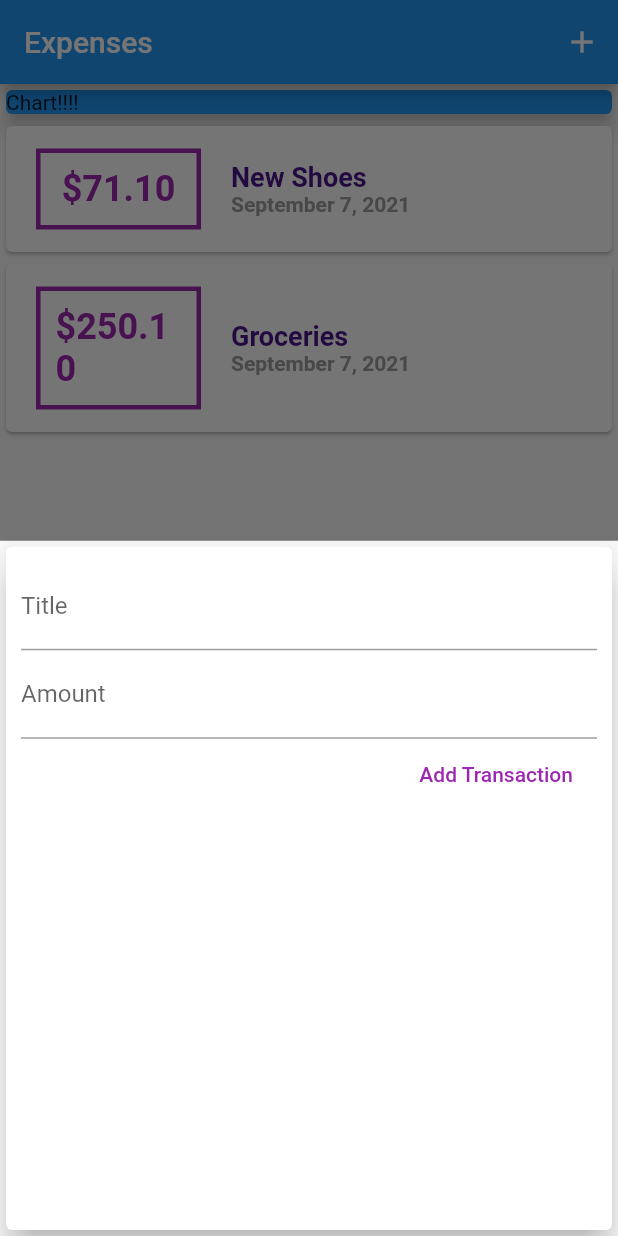
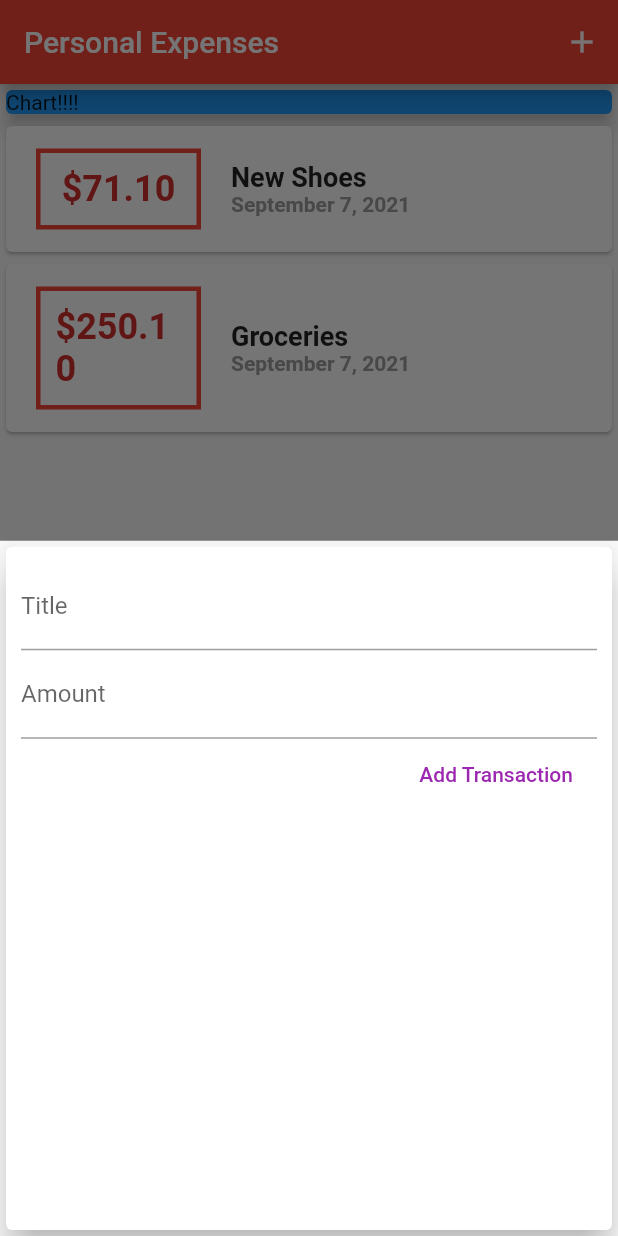
Before and after one commit to karlytoz/expenses, a Flutter app: the screen it shows after launch, after a tap on the "add" icon, on a phone screen of 412 x 824 dp. Run offline on Flutter 3.47's test engine with Material 2 defaults, Android fonts, the phone set to English and light mode, and no system bars.

Commit message:
Theme color

```diff
--- a/lib/main.dart
+++ b/lib/main.dart
@@ -13,14 +13,16 @@ class MyApp extends StatelessWidget {
   @override
   Widget build(BuildContext context) {
     return MaterialApp(
-      title: 'Flutter Demo',
+      title: 'Personal Expenses',
       theme: ThemeData(
-          // primarySwatch: Colors.blue,
-          // // This makes the visual density adapt to the platform that you run
-          // // the app on. For desktop platforms, the controls will be smaller and
-          // // closer together (more dense) than on mobile platforms.
-          // visualDensity: VisualDensity.adaptivePlatformDensity,
-          ),
+        primarySwatch: Colors.red,
+        accentColor: Colors.amber,
+        // colorScheme:ColorScheme(onPrimary: Colors.red, onSecondary: Colors.amber)
+        // // This makes the visual density adapt to the platform that you run
+        // // the app on. For desktop platforms, the controls will be smaller and
+        // // closer together (more dense) than on mobile platforms.
+        // visualDensity: VisualDensity.adaptivePlatformDensity,
+      ),
       home: MyHomePage(),
     );
   }
@@ -66,7 +68,7 @@ class _MyHomePageState extends State<MyHomePage> {
   Widget build(BuildContext context) {
     return Scaffold(
       appBar: AppBar(
-        title: Text('Expenses'),
+        title: Text('Personal Expenses'),
         actions: <Widget>[
           IconButton(
               icon: Icon(Icons.add),
--- a/lib/widgets/newTransaction.dart
+++ b/lib/widgets/newTransaction.dart
@@ -1,15 +1,24 @@
 import 'package:flutter/material.dart';
 
-class NewTransaction extends StatelessWidget {
-  final titleController = TextEditingController();
-  final amountController = TextEditingController();
+class NewTransaction extends StatefulWidget {
   final Function addNewTransaction;
   NewTransaction(this.addNewTransaction);
+
+  @override
+  State<NewTransaction> createState() => _NewTransactionState();
+}
+
+class _NewTransactionState extends State<NewTransaction> {
+  final titleController = TextEditingController();
+
+  final amountController = TextEditingController();
+
   void submitData() {
     final enteredTitle = titleController.text;
     final enteredAmount = double.parse(amountController.text);
     if (enteredTitle.isEmpty || enteredAmount <= 0) return;
-    addNewTransaction(enteredTitle, enteredAmount);
+    widget.addNewTransaction(enteredTitle, enteredAmount);
+    Navigator.of(context).pop();
   }
 
   @override
--- a/lib/widgets/transactionList.dart
+++ b/lib/widgets/transactionList.dart
@@ -20,12 +20,13 @@ class TransactionList extends StatelessWidget {
                     alignment: Alignment.center,
                     margin: EdgeInsets.symmetric(vertical: 15, horizontal: 20),
                     decoration: BoxDecoration(
-                        border: Border.all(color: Colors.purple, width: 3)),
+                        border: Border.all(
+                            color: Theme.of(context).primaryColor, width: 3)),
                     padding: EdgeInsets.all(10),
                     child: Text(
                         '\$${transactions[index].amount.toStringAsFixed(2)}',
                         style: TextStyle(
-                            color: Colors.purple,
+                            color: Theme.of(context).primaryColorDark,
                             fontWeight: FontWeight.bold,
                             fontSize: 24)),
                   ),
@@ -35,7 +36,7 @@ class TransactionList extends StatelessWidget {
                     children: <Widget>[
                       Text(transactions[index].title,
                           style: TextStyle(
-                              color: Colors.purple[900],
+                              // color: Theme.of(context).primaryColor,
                               fontWeight: FontWeight.bold,
                               fontSize: 18)),
                       Text(DateFormat.yMMMMd().format(transactions[index].date),
```
